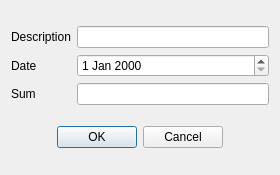
Before: the Qt Designer form src/TransactionDialog.ui in moriduri/MyFinances, drawn with Qt 5.
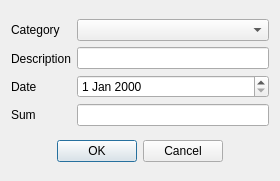
After: the same form once the commit is applied.

Commit message: - Added a category selection combobox inside the AddTransactionDialog; - Fixed CategoriesView and TransactionsView horizontal layout margins and spacing;

What changed in the file:
```diff
--- a/src/TransactionDialog.ui
+++ b/src/TransactionDialog.ui
@@ -7,7 +7,7 @@
     <x>0</x>
     <y>0</y>
     <width>280</width>
-    <height>175</height>
+    <height>181</height>
    </rect>
   </property>
   <property name="sizePolicy">
@@ -24,6 +24,13 @@
     <layout class="QHBoxLayout" name="horizontalLayout">
      <item>
       <layout class="QVBoxLayout" name="verticalLayout">
+       <item>
+        <widget class="QLabel" name="label_4">
+         <property name="text">
+          <string>Category</string>
+         </property>
+        </widget>
+       </item>
        <item>
         <widget class="QLabel" name="label">
          <property name="minimumSize">
@@ -55,6 +62,9 @@
      </item>
      <item>
       <layout class="QVBoxLayout" name="verticalLayout_2">
+       <item>
+        <widget class="QComboBox" name="comboBox"/>
+       </item>
        <item>
         <widget class="QLineEdit" name="lineEdit"/>
        </item>
```
The commit also changes 2 other files.
